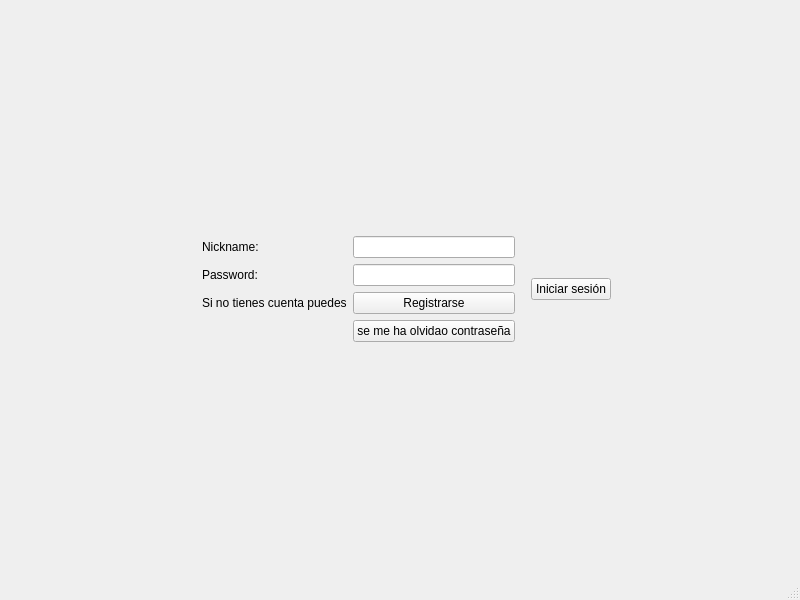
Old version of the form mainwindow.ui in the repository Sunimik1975/ihm_4connect.
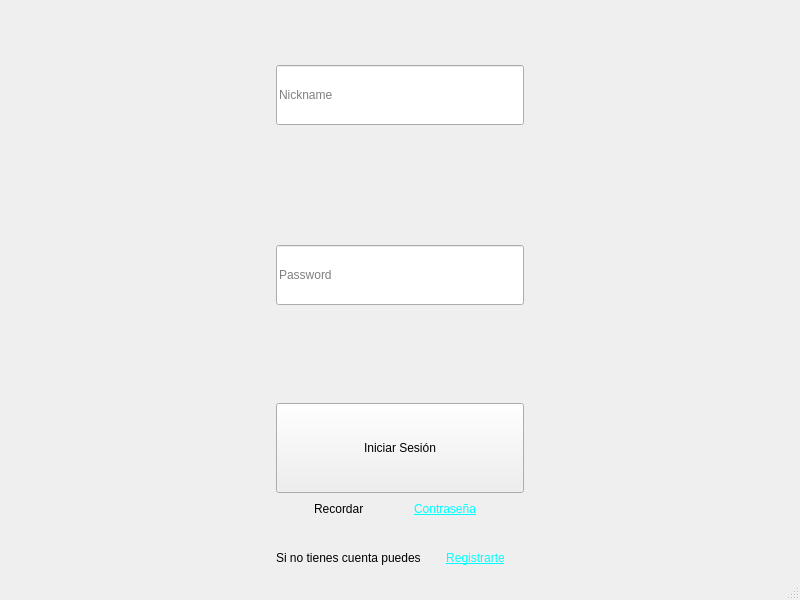
New version of the form.

Patch:
```diff
--- a/mainwindow.ui
+++ b/mainwindow.ui
@@ -16,21 +16,64 @@
   <widget class="QWidget" name="centralwidget">
    <layout class="QVBoxLayout" name="verticalLayout_2">
     <item>
-     <layout class="QGridLayout" name="gridLayout" rowstretch="1,0,0,0,1" columnstretch="0,0,0,0,0,0">
-      <property name="sizeConstraint">
-       <enum>QLayout::SizeConstraint::SetFixedSize</enum>
-      </property>
-      <item row="1" column="1" rowspan="2">
-       <layout class="QVBoxLayout" name="verticalLayout"/>
+     <layout class="QGridLayout" name="gridLayout_3">
+      <item row="4" column="2">
+       <layout class="QHBoxLayout" name="horizontalLayout_3">
+        <item>
+         <widget class="QLabel" name="label_2">
+          <property name="text">
+           <string>Si no tienes cuenta puedes</string>
+          </property>
+         </widget>
+        </item>
+        <item>
+         <widget class="QPushButton" name="registerLabel">
+          <property name="styleSheet">
+           <string notr="true">font: 9pt &quot;Segoe UI&quot;;
+text-decoration: underline;
+color: rgb(0, 255, 255);</string>
+          </property>
+          <property name="text">
+           <string>Registrarte</string>
+          </property>
+          <property name="flat">
+           <bool>true</bool>
+          </property>
+         </widget>
+        </item>
+       </layout>
       </item>
-      <item row="0" column="0" colspan="6">
+      <item row="1" column="4">
+       <spacer name="horizontalSpacer">
+        <property name="orientation">
+         <enum>Qt::Orientation::Horizontal</enum>
+        </property>
+        <property name="sizeHint" stdset="0">
+         <size>
+          <width>40</width>
+          <height>20</height>
+         </size>
+        </property>
+       </spacer>
+      </item>
+      <item row="1" column="1">
+       <spacer name="verticalSpacer_5">
+        <property name="orientation">
+         <enum>Qt::Orientation::Vertical</enum>
+        </property>
+        <property name="sizeHint" stdset="0">
+         <size>
+          <width>20</width>
+          <height>40</height>
+         </size>
+        </property>
+       </spacer>
+      </item>
+      <item row="0" column="3">
        <spacer name="verticalSpacer_2">
         <property name="orientation">
          <enum>Qt::Orientation::Vertical</enum>
         </property>
-        <property name="sizeType">
-         <enum>QSizePolicy::Policy::MinimumExpanding</enum>
-        </property>
         <property name="sizeHint" stdset="0">
          <size>
           <width>20</width>
@@ -39,7 +82,7 @@
         </property>
        </spacer>
       </item>
-      <item row="1" column="0" rowspan="2">
+      <item row="1" column="0">
        <spacer name="horizontalSpacer_3">
         <property name="orientation">
          <enum>Qt::Orientation::Horizontal</enum>
@@ -52,103 +95,181 @@
         </property>
        </spacer>
       </item>
-      <item row="1" column="5" rowspan="2">
-       <spacer name="horizontalSpacer">
+      <item row="3" column="1">
+       <spacer name="verticalSpacer_3">
         <property name="orientation">
-         <enum>Qt::Orientation::Horizontal</enum>
+         <enum>Qt::Orientation::Vertical</enum>
         </property>
         <property name="sizeHint" stdset="0">
          <size>
-          <width>40</width>
-          <height>20</height>
+          <width>20</width>
+          <height>40</height>
          </size>
         </property>
        </spacer>
       </item>
-      <item row="1" column="3" rowspan="2">
-       <layout class="QFormLayout" name="formLayout">
-        <property name="rightMargin">
-         <number>10</number>
-        </property>
-        <item row="0" column="0">
-         <widget class="QLabel" name="NickNameM">
-          <property name="text">
-           <string>Nickname:</string>
-          </property>
-         </widget>
-        </item>
-        <item row="0" column="1">
-         <widget class="QLineEdit" name="nicknameLineEditM"/>
-        </item>
-        <item row="1" column="0">
-         <widget class="QLabel" name="passwordM">
-          <property name="sizePolicy">
-           <sizepolicy hsizetype="Expanding" vsizetype="Expanding">
-            <horstretch>0</horstretch>
-            <verstretch>0</verstretch>
-           </sizepolicy>
-          </property>
-          <property name="text">
-           <string>Password:</string>
-          </property>
-         </widget>
-        </item>
-        <item row="1" column="1">
-         <widget class="QLineEdit" name="passwordLineEditM">
-          <property name="sizePolicy">
-           <sizepolicy hsizetype="Expanding" vsizetype="Expanding">
-            <horstretch>0</horstretch>
-            <verstretch>0</verstretch>
-           </sizepolicy>
-          </property>
-          <property name="echoMode">
-           <enum>QLineEdit::EchoMode::Password</enum>
-          </property>
-         </widget>
-        </item>
-        <item row="2" column="1">
-         <widget class="QPushButton" name="registerButtonM">
-          <property name="text">
-           <string>Registrarse</string>
-          </property>
-         </widget>
-        </item>
-        <item row="2" column="0">
-         <widget class="QLabel" name="label">
-          <property name="text">
-           <string>Si no tienes cuenta puedes</string>
-          </property>
-         </widget>
-        </item>
-        <item row="3" column="1">
-         <widget class="QPushButton" name="nose_contra">
-          <property name="text">
-           <string>se me ha olvidao contraseña</string>
-          </property>
-         </widget>
-        </item>
-       </layout>
-      </item>
-      <item row="3" column="0" rowspan="2" colspan="6">
+      <item row="0" column="1">
        <spacer name="verticalSpacer">
         <property name="orientation">
          <enum>Qt::Orientation::Vertical</enum>
         </property>
-        <property name="sizeType">
-         <enum>QSizePolicy::Policy::MinimumExpanding</enum>
+        <property name="sizeHint" stdset="0">
+         <size>
+          <width>20</width>
+          <height>40</height>
+         </size>
         </property>
+       </spacer>
+      </item>
+      <item row="3" column="3">
+       <spacer name="verticalSpacer_4">
+        <property name="orientation">
+         <enum>Qt::Orientation::Vertical</enum>
+        </property>
         <property name="sizeHint" stdset="0">
          <size>
-          <width>40</width>
+          <width>20</width>
+          <height>40</height>
+         </size>
+        </property>
+       </spacer>
+      </item>
+      <item row="1" column="2">
+       <widget class="QLineEdit" name="passwordLineEditM">
+        <property name="sizePolicy">
+         <sizepolicy hsizetype="Expanding" vsizetype="Fixed">
+          <horstretch>0</horstretch>
+          <verstretch>0</verstretch>
+         </sizepolicy>
+        </property>
+        <property name="minimumSize">
+         <size>
+          <width>0</width>
+          <height>0</height>
+         </size>
+        </property>
+        <property name="maximumSize">
+         <size>
+          <width>16777215</width>
           <height>60</height>
          </size>
         </property>
+        <property name="placeholderText">
+         <string>Password</string>
+        </property>
+       </widget>
+      </item>
+      <item row="3" column="2">
+       <layout class="QVBoxLayout" name="verticalLayout_4" stretch="0,0">
+        <property name="spacing">
+         <number>0</number>
+        </property>
+        <item>
+         <widget class="QPushButton" name="loginButton">
+          <property name="sizePolicy">
+           <sizepolicy hsizetype="Expanding" vsizetype="Fixed">
+            <horstretch>10</horstretch>
+            <verstretch>70</verstretch>
+           </sizepolicy>
+          </property>
+          <property name="minimumSize">
+           <size>
+            <width>80</width>
+            <height>90</height>
+           </size>
+          </property>
+          <property name="maximumSize">
+           <size>
+            <width>16777215</width>
+            <height>60</height>
+           </size>
+          </property>
+          <property name="text">
+           <string>Iniciar Sesión</string>
+          </property>
+         </widget>
+        </item>
+        <item>
+         <layout class="QHBoxLayout" name="horizontalLayout">
+          <property name="spacing">
+           <number>3</number>
+          </property>
+          <property name="sizeConstraint">
+           <enum>QLayout::SizeConstraint::SetDefaultConstraint</enum>
+          </property>
+          <item>
+           <widget class="QLabel" name="label">
+            <property name="sizePolicy">
+             <sizepolicy hsizetype="Maximum" vsizetype="Maximum">
+              <horstretch>0</horstretch>
+              <verstretch>0</verstretch>
+             </sizepolicy>
+            </property>
+            <property name="text">
+             <string>Recordar</string>
+            </property>
+           </widget>
+          </item>
+          <item>
+           <widget class="QPushButton" name="remember_password">
+            <property name="sizePolicy">
+             <sizepolicy hsizetype="Maximum" vsizetype="Fixed">
+              <horstretch>0</horstretch>
+              <verstretch>0</verstretch>
+             </sizepolicy>
+            </property>
+            <property name="styleSheet">
+             <string notr="true">font: 9pt &quot;Segoe UI&quot;;
+text-decoration: underline;
+color: rgb(0, 255, 255);</string>
+            </property>
+            <property name="text">
+             <string>Contraseña</string>
+            </property>
+            <property name="flat">
+             <bool>true</bool>
+            </property>
+           </widget>
+          </item>
+         </layout>
+        </item>
+       </layout>
+      </item>
+      <item row="1" column="3">
+       <spacer name="verticalSpacer_6">
+        <property name="orientation">
+         <enum>Qt::Orientation::Vertical</enum>
+        </property>
+        <property name="sizeHint" stdset="0">
+         <size>
+          <width>20</width>
+          <height>40</height>
+         </size>
+        </property>
        </spacer>
       </item>
-      <item row="1" column="4" rowspan="2">
-       <widget class="QPushButton" name="loginButton">
-        <property name="text">
-         <string>Iniciar sesión</string>
+      <item row="0" column="2">
+       <widget class="QLineEdit" name="nicknameLineEditM">
+        <property name="sizePolicy">
+         <sizepolicy hsizetype="Expanding" vsizetype="Fixed">
+          <horstretch>0</horstretch>
+          <verstretch>0</verstretch>
+         </sizepolicy>
+        </property>
+        <property name="minimumSize">
+         <size>
+          <width>0</width>
+          <height>0</height>
+         </size>
+        </property>
+        <property name="maximumSize">
+         <size>
+          <width>16777215</width>
+          <height>60</height>
+         </size>
+        </property>
+        <property name="placeholderText">
+         <string>Nickname</string>
         </property>
        </widget>
       </item>
```
Left out of the diff: 2 changed lines with no effect on the pictures.
